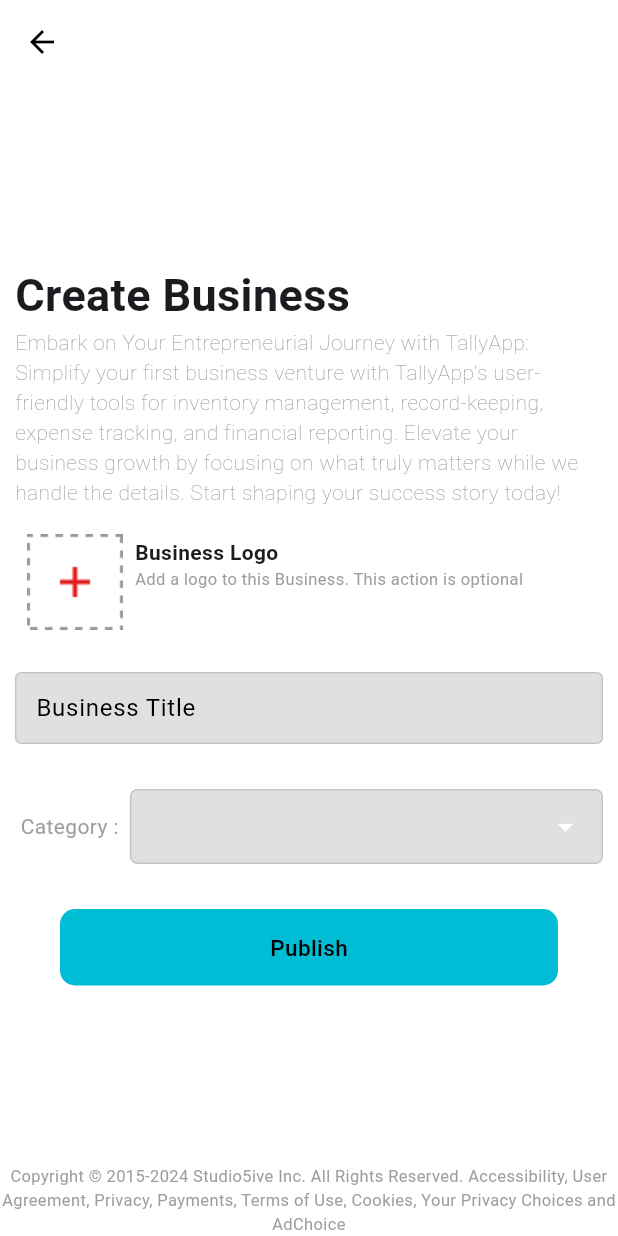
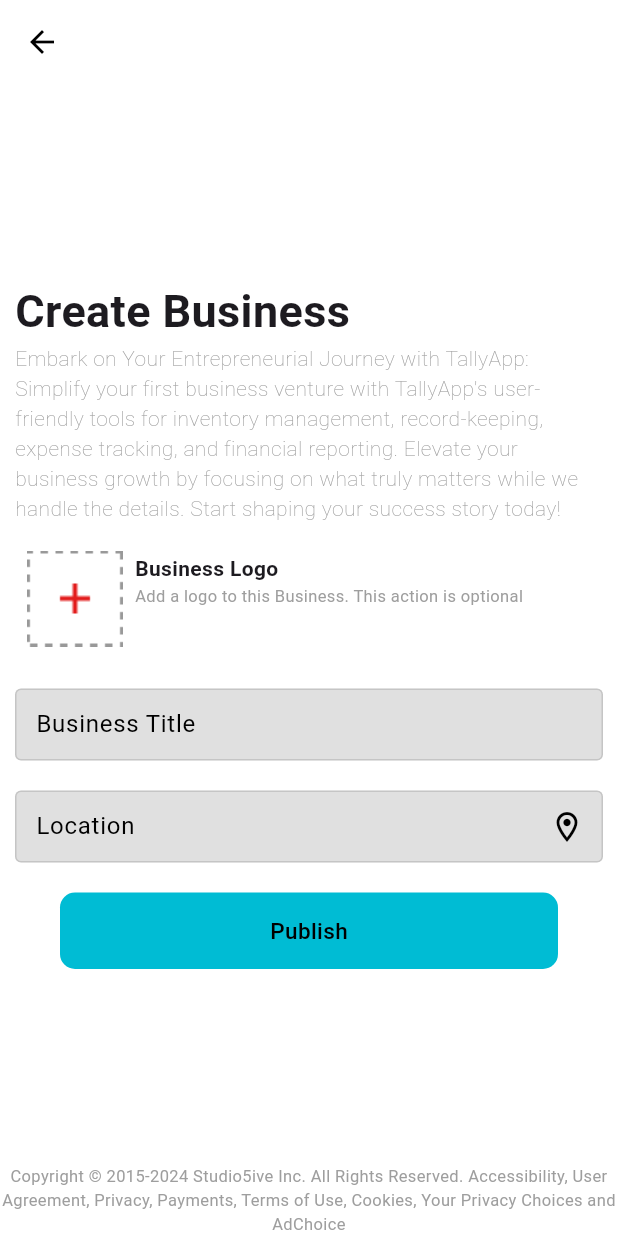
Before and after one commit to Lamintan5/TallyApp, a Flutter app: the Create screen opened directly with empty values, on a phone screen of 412 x 824 dp. Run offline on Flutter 3.47's test engine with Material 3 defaults, Android fonts, the light colour scheme and no system bars; our stand-ins replace animated_toggle_switch, audioplayers, badges, cached_network_image, camera, carousel_slider and 24 more; missing offline and left inert: encrypt, mobile_scanner, onesignal_flutter, qr_scanner_overlay; accounts and stored records are empty.

Commit message:
location

```diff
--- a/lib/create/create.dart
+++ b/lib/create/create.dart
@@ -13,6 +13,8 @@ import 'package:uuid/uuid.dart';
 import '../main.dart';
 import '../models/entities.dart';
 
+import 'package:encrypt/encrypt.dart' as encrypt;
+
 class Create extends StatefulWidget {
   final Function getData;
   const Create({super.key, required this.getData});
@@ -23,6 +25,7 @@ class Create extends StatefulWidget {
 
 class _CreateState extends State<Create> {
   final TextEditingController _title = TextEditingController();
+  TextEditingController _location = TextEditingController();
   File? _image; String? category;
   bool _loading = false;
   bool _isLoading = false;
@@ -33,6 +36,10 @@ class _CreateState extends State<Create> {
   List<EntityModel> _entity = [];
   String eid = '';
   final formKey = GlobalKey<FormState>();
+
+  final _key = encrypt.Key.fromUtf8('f2caaf40-68db-11ee-b339-f1847070'); // 256-bit key
+  final _iv = encrypt.IV.fromLength(16);
+
 
   Future getValidations() async{
     final SharedPreferences sharedPreferences = await SharedPreferences.getInstance();
@@ -51,6 +58,13 @@ class _CreateState extends State<Create> {
       _loading = false;
     });
   }
+
+  String encryptText(String text) {
+    final encrypter = encrypt.Encrypter(encrypt.AES(_key, mode: encrypt.AESMode.cbc));
+    final encrypted = encrypter.encrypt(text, iv: _iv);
+    return encrypted.base64;
+  }
+
   Future<void> publish()async {
     List<EntityModel> _entity = [];
     List<String> uniqueEntities = [];
@@ -67,6 +81,7 @@ class _CreateState extends State<Create> {
       admin: currentUser.uid,
       title: _title.text.trim().toString(),
       category: category.toString(),
+      location: _location.text.trim().toString(),
       image: _image==null?"":_image!.path,
       checked: "false",
       time: DateTime.now().toString(),
@@ -79,7 +94,8 @@ class _CreateState extends State<Create> {
     widget.getData();
     Navigator.pop(context);
 
-    final response =  await Services.addEntity(eid, pids, _title.text.trim().toString(), category.toString(), _image);
+    final response =  await Services.addEntity(eid, pids, _title.text.trim().toString(), category.toString(),
+        _location.text.trim().toString(), _image);
     final String responseString = await response.stream.bytesToString();
     if(responseString.contains("Success")){
       _entity.firstWhere((test) => test.eid == eid).checked = "true";
@@ -99,7 +115,9 @@ class _CreateState extends State<Create> {
   void initState() {
     // TODO: implement initState
     super.initState();
+    category = "Store One";
     getValidations();
+
   }
 
   @override
@@ -220,36 +238,48 @@ class _CreateState extends State<Create> {
                           return null;
                         },
                       ),
-                      SizedBox(height: 30,),
-                      Row(
-                        children: [
-                          Text(' Category :  ', style: TextStyle(color: secondaryColor),),
-                          Expanded(
-                            child: Container(
-                              padding: EdgeInsets.symmetric(horizontal: 12,),
-                              decoration: BoxDecoration(
-                                color: color1,
-                                  borderRadius: BorderRadius.circular(5),
-                                border: Border.all(
-                                  width: 1,
-                                  color: color1
-                                )
-                              ),
-                              child: DropdownButtonHideUnderline(
-                                child: DropdownButton<String>(
-                                  dropdownColor: appBarColor,
-                                  value: category,
-                                  icon: Icon(Icons.arrow_drop_down, color: Colors.white),
-                                  isExpanded: true,
-                                  items: items.map(buildMenuItem).toList(),
-                                  onChanged: (value) => setState(() => this.category = value),
-                                ),
-                              ),
-                            ),
-                          ),
-                        ],
+                      SizedBox(height: 20,),
+                      // Row(
+                      //   children: [
+                      //     Text(' Category :  ', style: TextStyle(color: secondaryColor),),
+                      //     Expanded(
+                      //       child: Container(
+                      //         padding: EdgeInsets.symmetric(horizontal: 12,),
+                      //         decoration: BoxDecoration(
+                      //           color: color1,
+                      //             borderRadius: BorderRadius.circular(5),
+                      //           border: Border.all(
+                      //             width: 1,
+                      //             color: color1
+                      //           )
+                      //         ),
+                      //         child: DropdownButtonHideUnderline(
+                      //           child: DropdownButton<String>(
+                      //             dropdownColor: appBarColor,
+                      //             value: category,
+                      //             icon: Icon(Icons.arrow_drop_down, color: Colors.white),
+                      //             isExpanded: true,
+                      //             items: items.map(buildMenuItem).toList(),
+                      //             onChanged: (value) => setState(() => this.category = value),
+                      //           ),
+                      //         ),
+                      //       ),
+                      //     ),
+                      //   ],
+                      // ),
+                      // SizedBox(height: 30,),
+                      TextFieldInput(
+                        textEditingController: _location,
+                        labelText: 'Location',
+                        textInputType: TextInputType.text,
+                        srfIcon: IconButton(icon: Icon(Icons.location_on_outlined), onPressed: (){},),
+                        validator: (value){
+                          if(value == null || value == ""){
+                            return 'Please enter your property location';
+                          }
+                        },
                       ),
-                      SizedBox(height: 30,),
+                      SizedBox(height: 20,),
                       Padding(
                         padding: EdgeInsets.symmetric(horizontal: 30),
                         child: InkWell(
--- a/lib/models/data.dart
+++ b/lib/models/data.dart
@@ -1947,6 +1947,7 @@ class Data{
           entityModel.pid!.split(","),
           entityModel.title.toString(),
           entityModel.category.toString(),
+          entityModel.location.toString(),
           File(entityModel.image.toString()),
         );
         final String responseString = await response.stream.bytesToString();
@@ -2347,6 +2348,7 @@ class Data{
             entity.pid.toString().split(","),
             entity.title.toString(),
             entity.category.toString(),
+            entity.location.toString(),
             entity.image == ""? null
                 : File(entity.image.toString())
         );
--- a/lib/models/entities.dart
+++ b/lib/models/entities.dart
@@ -4,11 +4,12 @@ class EntityModel {
   String? admin;
   String? title;
   String? category;
+  String? location;
   String? image;
   String? time;
   String checked;
 
-  EntityModel({required this.eid, this.pid, this.admin, this.title, this.category,this.image, this.time, this.checked = "false"});
+  EntityModel({required this.eid, this.pid, this.admin, this.title, this.category, this.location, this.image, this.time, this.checked = "false"});
 
   factory EntityModel.fromJson(Map<String, dynamic> json) {
     return EntityModel(
@@ -17,6 +18,7 @@ class EntityModel {
       admin: json['admin'] as String,
       title: json['title'] as String,
       category: json['category'] as String,
+      location: json['location'] as String,
       image: json['image'] as String,
       time: json['time'] as String,
       checked: json['checked'] as String,
@@ -29,6 +31,7 @@ class EntityModel {
       'admin': admin,
       'title': title,
       'category': category,
+      'location': location,
       'image': image,
       'checked': checked,
       'time': time,
--- a/lib/resources/services.dart
+++ b/lib/resources/services.dart
@@ -1074,7 +1074,7 @@ class Services{
   }
 
   // ADD_ENTITY
-  static Future addEntity(String eid, List pid, String title, String category, File? image) async {
+  static Future addEntity(String eid, List pid, String title, String category, String location, File? image) async {
     try {
       var request = http.MultipartRequest('POST', Uri.parse(_ENTITY));
       request.fields['action'] = _ADD;
@@ -1083,6 +1083,7 @@ class Services{
       request.fields['admin'] = currentUser.uid;
       request.fields['title'] = title;
       request.fields['category'] = category;
+      request.fields['location'] = location;
       if (image != null) {
         var pic = await http.MultipartFile.fromPath("image", image.path);
         request.files.add(pic);
--- a/lib/views/entity_dash.dart
+++ b/lib/views/entity_dash.dart
@@ -774,6 +774,7 @@ class _EntityDashState extends State<EntityDash>  with TickerProviderStateMixin
         entity.pid!.split(","),
         entity.title.toString(),
         entity.category.toString(),
+        entity.location.toString(),
         entity.image.toString() == ""? null : _image);
     final String responseString = await response.stream.bytesToString();
     print("Response : $responseString");
--- a/pubspec.yaml
+++ b/pubspec.yaml
@@ -74,9 +74,11 @@ dependencies:
   vibration: ^1.9.0
   audioplayers: ^6.0.0
   crypto: ^3.0.5
+  encrypt: ^5.0.3
   showcaseview: ^3.0.0
   animated_toggle_switch: ^0.8.3
   permission_handler: ^11.3.1
+
 
 dev_dependencies:
   flutter_test:
```
Also changed, not shown: pubspec.lock.
